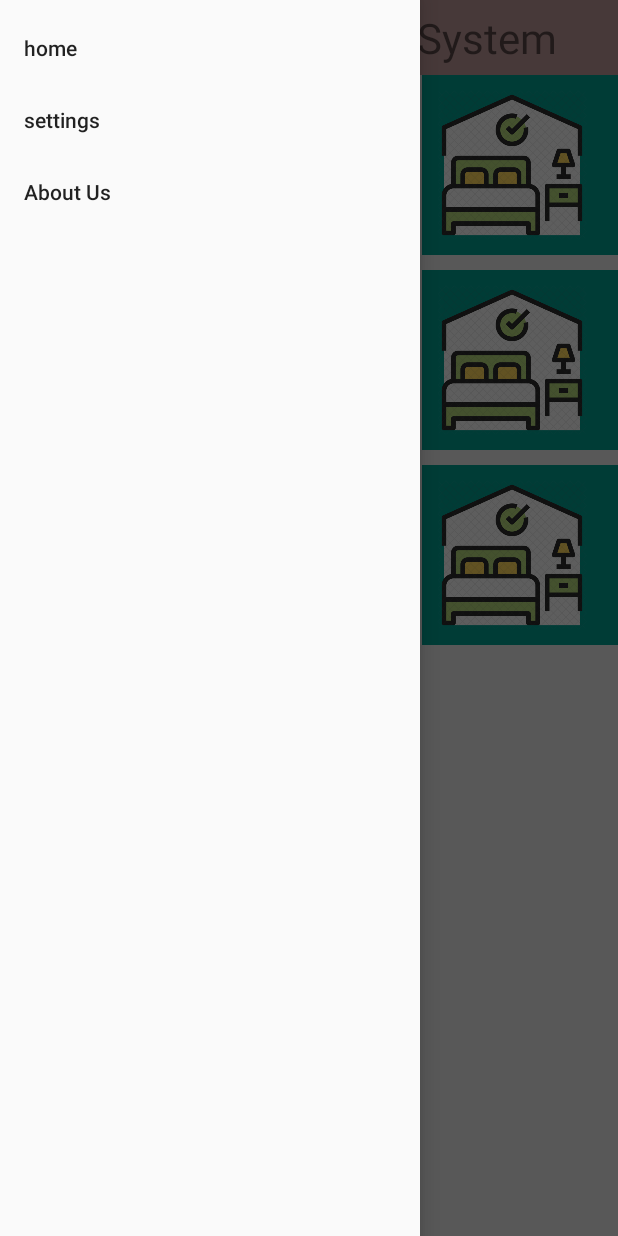
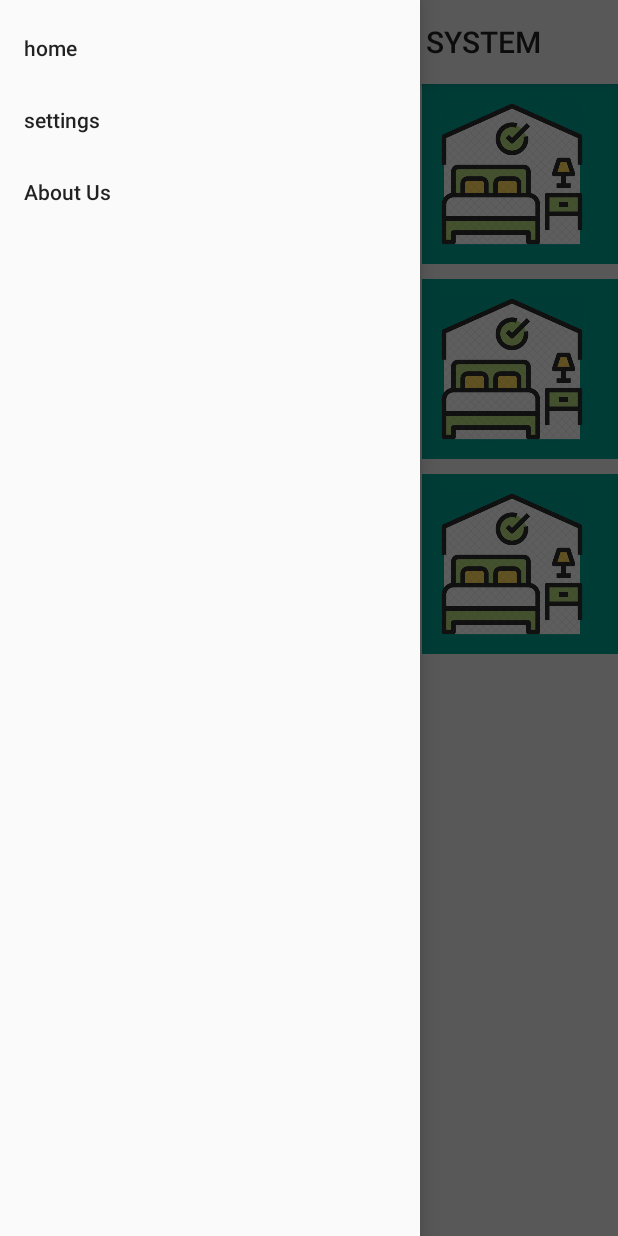
Before and after one commit to PrajwalMelath/FacilityMonitoringSystem, an Android app: the screen it shows after launch (MainActivity), with the side drawer open, on a phone screen of 412 x 824 dp. Run offline under Robolectric (Android 15) with nearby library versions, the phone set to English and light mode, and no system bars; Roboto replaces fonts that are not available here.

Commit message:
new updates

```diff
--- a/app/src/main/AndroidManifest.xml
+++ b/app/src/main/AndroidManifest.xml
@@ -20,7 +20,11 @@
         </activity>
         <meta-data
             android:name="preloaded_fonts"
-            android:resource="@array/preloaded_fonts" />
+            android:resource="@array/preloaded_fonts"
+            android:theme="@style/Theme.AppCompat.Light.NoActionBar"/>
+
+
+
     </application>
 
 
--- a/app/src/main/java/com/shalaka/facilitymonitoringsystem/Activity/MainActivity.java
+++ b/app/src/main/java/com/shalaka/facilitymonitoringsystem/Activity/MainActivity.java
@@ -3,6 +3,7 @@ package com.shalaka.facilitymonitoringsystem.Activity;
 import androidx.annotation.NonNull;
 import androidx.appcompat.app.ActionBarDrawerToggle;
 import androidx.appcompat.app.AppCompatActivity;
+import androidx.appcompat.widget.Toolbar;
 import androidx.drawerlayout.widget.DrawerLayout;
 import androidx.fragment.app.FragmentManager;
 import androidx.fragment.app.FragmentTransaction;
@@ -11,32 +12,39 @@ import androidx.navigation.Navigation;
 
 import android.os.Bundle;
 import android.view.MenuItem;
-import android.widget.Toolbar;
+
+
+
 
 import com.shalaka.facilitymonitoringsystem.R;
 import com.shalaka.facilitymonitoringsystem.fragment.Mainscreen;
+
+import java.util.Objects;
 
 public class MainActivity extends AppCompatActivity {
     FragmentManager fragmentManager;
     FragmentTransaction fragmentTransaction;
     Mainscreen assetListFragment;
 
-    /*private DrawerLayout mDrawerLayout;
-    private ActionBarDrawerToggle mToggle;*/
+    private DrawerLayout mDrawerLayout;
+    private ActionBarDrawerToggle mToggle;
+    private Toolbar toolbar;
 
     @Override
     protected void onCreate(Bundle savedInstanceState) {
         super.onCreate(savedInstanceState);
         setContentView(R.layout.activity_main);
 
-       /*
+        Toolbar toolbar = (Toolbar) findViewById(R.id.my_toolbar);
+        setSupportActionBar(toolbar);
+
        mDrawerLayout= (DrawerLayout) findViewById(R.id.drawer);
         mToggle = new ActionBarDrawerToggle(this,mDrawerLayout,R.string.open,R.string.close);
 
         mDrawerLayout.addDrawerListener(mToggle);
         mToggle.syncState();
 
-        getSupportActionBar().setDisplayHomeAsUpEnabled(true);*/
+        Objects.requireNonNull(getSupportActionBar()).setDisplayHomeAsUpEnabled(true);
 
         assetListFragment = new Mainscreen();
         fragmentManager = getSupportFragmentManager();
@@ -46,14 +54,14 @@ public class MainActivity extends AppCompatActivity {
         fragmentTransaction.commit();
     }
 
-   /* @Override
-    public boolean onOptionsItemSelected(MenuItem item) {
+    @Override
+    public boolean onOptionsItemSelected(@NonNull MenuItem item) {
         if(mToggle.onOptionsItemSelected(item))
         {
             return true;
         }
         return super.onOptionsItemSelected(item);
 
-    }*/
+    }
 
 }
--- a/app/src/main/res/layout/activity_main.xml
+++ b/app/src/main/res/layout/activity_main.xml
@@ -18,18 +18,18 @@
     android:background="@color/colorAccent"
     tools:context=".Activity.MainActivity">
 
-    <TextView
-        android:id="@+id/textView"
-        android:layout_width="0dp"
-        android:layout_height="50dp"
-        android:background="#979797"
-        android:backgroundTint="#B39090"
-        android:gravity="center"
-        android:text="Facility Monitoring System"
-        android:textSize="28sp"
-        app:layout_constraintEnd_toEndOf="parent"
-        app:layout_constraintStart_toStartOf="parent"
-        app:layout_constraintTop_toTopOf="parent" />
+        <androidx.appcompat.widget.Toolbar
+            android:id="@+id/my_toolbar"
+            android:layout_width="match_parent"
+            android:layout_height="?attr/actionBarSize"
+            android:background="@color/colorAccent"
+            android:elevation="4dp"
+            android:theme="@style/ThemeOverlay.AppCompat.ActionBar"
+            app:layout_constraintEnd_toEndOf="parent"
+            app:layout_constraintStart_toStartOf="parent"
+            app:layout_constraintTop_toTopOf="parent"
+            app:popupTheme="@style/ThemeOverlay.AppCompat.Light"
+            />
 
     <fragment
         android:id="@+id/container"
@@ -39,7 +39,7 @@
         app:layout_constraintBottom_toBottomOf="parent"
         app:layout_constraintEnd_toEndOf="parent"
         app:layout_constraintStart_toStartOf="parent"
-        app:layout_constraintTop_toBottomOf="@+id/textView"
+        app:layout_constraintTop_toBottomOf="@+id/my_toolbar"
         tools:layout="@layout/room_list" />
 </androidx.constraintlayout.widget.ConstraintLayout>
 
```
